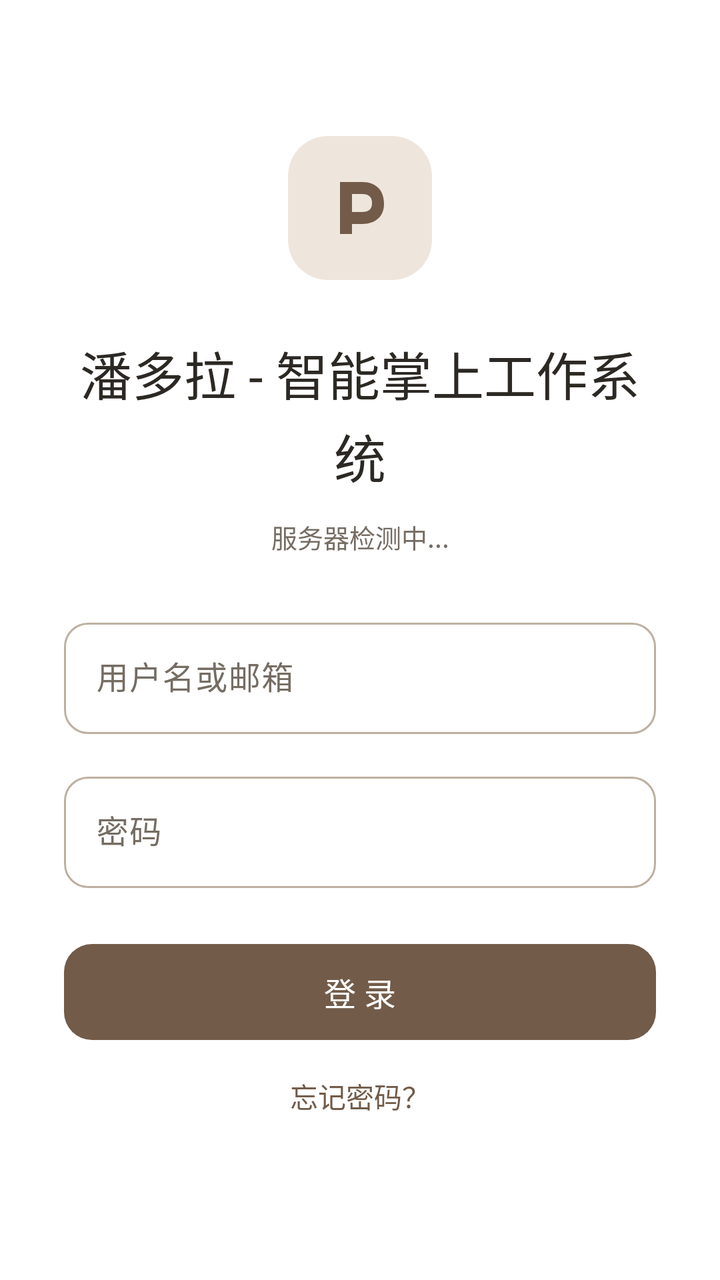
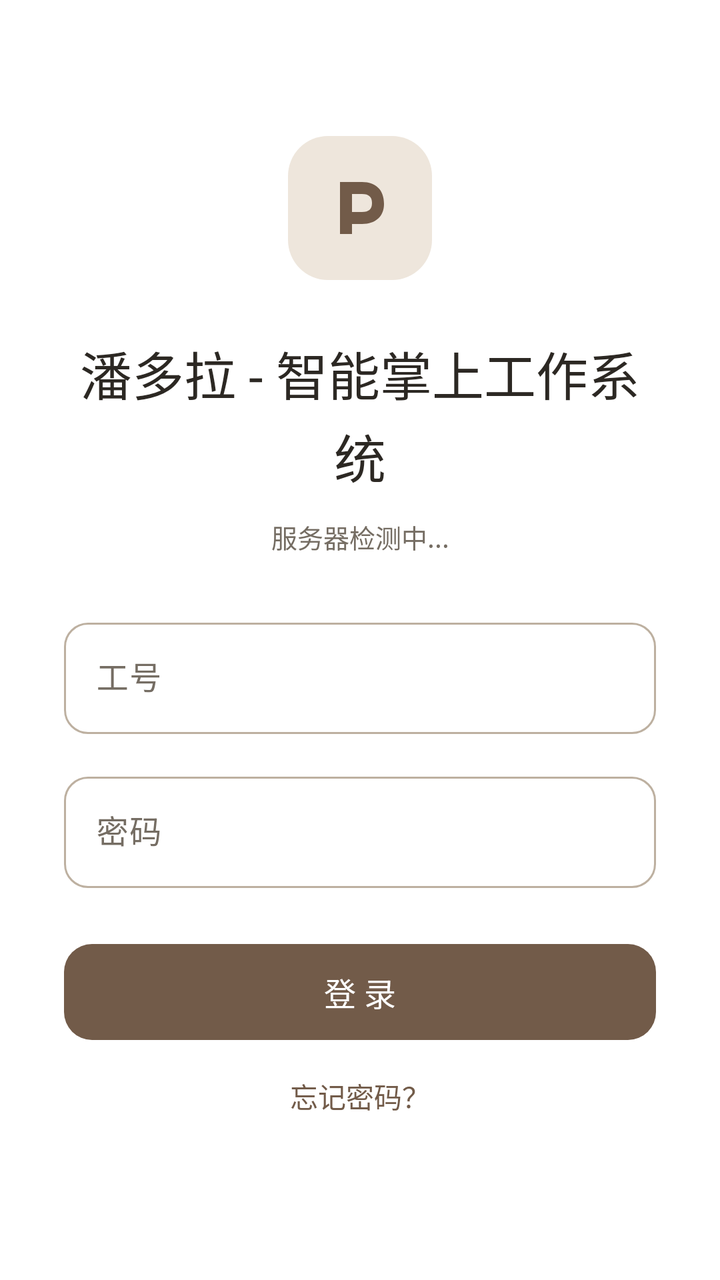

Compare the two renders of this Android layout. The source of the first and the diff that turns it into the second are given below.
<!-- AndroidManifest.xml: application theme Theme.Project_Pandora -->
<!-- res/layout/activity_login.xml -->
<?xml version="1.0" encoding="utf-8"?>
<LinearLayout xmlns:android="http://schemas.android.com/apk/res/android"
    android:layout_width="match_parent"
    android:layout_height="match_parent"
    android:orientation="vertical"
    android:background="@color/color_surface">

    <androidx.core.widget.NestedScrollView
        android:layout_width="match_parent"
        android:layout_height="match_parent"
        android:fillViewport="true"
        android:clipToPadding="false">

        <LinearLayout
            android:layout_width="match_parent"
            android:layout_height="wrap_content"
            android:orientation="vertical"
            android:padding="32dp"
            android:gravity="center">

    <ImageView
        android:layout_width="72dp"
        android:layout_height="72dp"
        android:layout_marginBottom="28dp"
        android:background="@drawable/bg_brand_tile"
        android:padding="12dp"
        android:importantForAccessibility="no"
        android:src="@drawable/ic_pandora_mark" />

    <TextView
        android:layout_width="match_parent"
        android:layout_height="wrap_content"
        android:text="@string/login_title"
        android:textSize="26sp"
        android:fontFamily="sans-serif-medium"
        android:textColor="@color/color_text_primary"
        android:lineSpacingExtra="4dp"
        android:gravity="center"
        android:layout_marginBottom="12dp" />

    <TextView
        android:id="@+id/text_server_status"
        android:layout_width="match_parent"
        android:layout_height="wrap_content"
        android:text="@string/server_checking"
        android:textSize="13sp"
        android:gravity="center"
        android:layout_marginBottom="28dp"
        android:textColor="@color/color_text_secondary" />

    <com.google.android.material.button.MaterialButton
        android:id="@+id/btn_refresh_server"
        android:layout_width="wrap_content"
        android:layout_height="wrap_content"
        android:text="@string/btn_refresh_server"
        android:textSize="13sp"
        android:visibility="gone"
        android:layout_marginBottom="8dp"
        style="@style/Widget.Pandora.Button.Outlined" />

    
    <com.google.android.material.button.MaterialButton
        android:id="@+id/btn_login_server_config"
        android:layout_width="wrap_content"
        android:layout_height="wrap_content"
        android:text="@string/btn_login_server_config"
        android:textSize="13sp"
        android:visibility="gone"
        android:layout_marginBottom="16dp"
        style="@style/Widget.Pandora.Button.Text" />

    <com.google.android.material.textfield.TextInputLayout
        android:layout_width="match_parent"
        android:layout_height="wrap_content"
        android:layout_marginBottom="16dp"
        style="@style/Widget.Pandora.TextInput">

        <com.google.android.material.textfield.TextInputEditText
            android:id="@+id/edit_username"
            android:layout_width="match_parent"
            android:layout_height="wrap_content"
            android:hint="@string/hint_username_or_email"
            android:inputType="text"
            android:textColor="@color/color_text_edit_content" />
    </com.google.android.material.textfield.TextInputLayout>

    <com.google.android.material.textfield.TextInputLayout
        android:layout_width="match_parent"
        android:layout_height="wrap_content"
        android:layout_marginBottom="24dp"
        style="@style/Widget.Pandora.TextInput">

        <com.google.android.material.textfield.TextInputEditText
            android:id="@+id/edit_password"
            android:layout_width="match_parent"
            android:layout_height="wrap_content"
            android:hint="@string/hint_password"
            android:inputType="textPassword"
            android:textColor="@color/color_text_edit_content" />
    </com.google.android.material.textfield.TextInputLayout>

    <com.google.android.material.button.MaterialButton
        android:id="@+id/btn_login"
        android:layout_width="match_parent"
        android:layout_height="wrap_content"
        android:text="@string/btn_login"
        android:minHeight="56dp"
        android:textSize="16sp" />

    <com.google.android.material.button.MaterialButton

        android:id="@+id/btn_forgot_password"
        android:layout_width="match_parent"
        android:layout_height="wrap_content"
        android:text="@string/btn_forgot_password"
        android:textSize="14sp"
        style="@style/Widget.Pandora.Button.Text" />

        </LinearLayout>
    </androidx.core.widget.NestedScrollView>

</LinearLayout>
<!-- resources referenced by this layout -->
<resources>
  <color name="color_surface">#FFFFFF</color>
  <color name="color_text_edit_content">#2C2823</color>
  <color name="color_text_primary">#2C2823</color>
  <color name="color_text_secondary">#756D63</color>
  <!-- drawable bg_brand_tile (drawable) -->
  <shape xmlns:android="http://schemas.android.com/apk/res/android">
      <solid android:color="@color/color_accent_soft" />
      <corners android:radius="20dp" />
  </shape>
  <string name="btn_forgot_password">忘记密码？</string>
  <string name="btn_login">登 录</string>
  <string name="btn_login_server_config">配置服务器地址</string>
  <string name="btn_refresh_server">重新检测服务器</string>
  <string name="hint_password">密码</string>
  <string name="hint_username_or_email">用户名或邮箱</string>
  <string name="login_title">潘多拉 - 智能掌上工作系统</string>
  <string name="server_checking">服务器检测中...</string>
  <style name="Widget.Pandora.Button.Text" parent="Widget.Material3.Button.TextButton">
          <item name="cornerRadius">12dp</item>
          <item name="android:minHeight">48dp</item>
          <item name="android:textAppearance">@style/TextAppearance.Pandora.Label</item>
          <item name="android:textAllCaps">false</item>
      </style>
  <style name="Theme.Project_Pandora" parent="Base.Theme.Project_Pandora" />
  <color name="color_accent_soft">#EEE6DC</color>
  <color name="color_accent">#725B49</color>
  <color name="color_border_strong">#BDB0A0</color>
  <style name="TextAppearance.Pandora.Label" parent="TextAppearance.Material3.LabelLarge">
          <item name="android:fontFamily">sans-serif-medium</item>
          <item name="android:textSize">14sp</item>
          <item name="android:letterSpacing">0</item>
          <item name="android:textAllCaps">false</item>
      </style>
  <color name="color_on_accent">#FFFFFF</color>
  <color name="color_surface_soft">#F3EFE8</color>
  <color name="color_divider">#E9E3DA</color>
  <color name="color_error">#A1473A</color>
  <color name="color_error_surface">#F8EAE5</color>
  <color name="color_bg_page">#F8F6F2</color>
  <style name="TextAppearance.Pandora.Body" parent="TextAppearance.Material3.BodyLarge">
          <item name="android:fontFamily">sans-serif</item>
          <item name="android:textSize">16sp</item>
          <item name="android:textColor">@color/color_text_primary</item>
      </style>
  <style name="TextAppearance.Pandora.BodySmall" parent="TextAppearance.Material3.BodyMedium">
          <item name="android:textSize">14sp</item>
          <item name="android:textColor">@color/color_text_secondary</item>
      </style>
  <style name="TextAppearance.Pandora.Title" parent="TextAppearance.Material3.TitleLarge">
          <item name="android:fontFamily">sans-serif-medium</item>
          <item name="android:textSize">22sp</item>
          <item name="android:textColor">@color/color_text_primary</item>
      </style>
  <style name="Widget.Pandora.LegacyCard" parent="CardView">
          <item name="cardBackgroundColor">@color/color_surface</item>
          <item name="cardCornerRadius">18dp</item>
          <item name="cardElevation">1dp</item>
      </style>
  <style name="Widget.Pandora.Fab" parent="Widget.Material3.FloatingActionButton.Primary">
          <item name="backgroundTint">@color/color_accent</item>
          <item name="tint">@color/color_on_accent</item>
          <item name="elevation">2dp</item>
      </style>
  <style name="TextAppearance.Pandora.Navigation" parent="TextAppearance.Material3.LabelMedium">
          <item name="android:fontFamily">sans-serif-medium</item>
          <item name="android:textSize">12sp</item>
          <item name="android:letterSpacing">0</item>
      </style>
  <style name="Widget.Pandora.NavIndicator" parent="Widget.Material3.BottomNavigationView.ActiveIndicator">
          <item name="android:color">@color/color_accent_soft</item>
      </style>
  <!-- unchanged entries left out for length: 10 -->
</resources>

<!-- the commit's change to res/layout/activity_login.xml (unified diff, before → after) -->
@@ -79,8 +79,11 @@
             android:id="@+id/edit_username"
             android:layout_width="match_parent"
             android:layout_height="wrap_content"
-            android:hint="@string/hint_username_or_email"
-            android:inputType="text"
+            android:hint="@string/hint_employee_number"
+            android:inputType="textNoSuggestions"
+            android:maxLength="64"
+            android:autofillHints="username"
+            android:imeOptions="actionNext"
             android:textColor="@color/color_text_edit_content" />
     </com.google.android.material.textfield.TextInputLayout>
 
<!-- resource entries referenced after the edit -->
@@ -13,8 +13,8 @@
   <string name="btn_login">登 录</string>
   <string name="btn_login_server_config">配置服务器地址</string>
   <string name="btn_refresh_server">重新检测服务器</string>
+  <string name="hint_employee_number">工号</string>
   <string name="hint_password">密码</string>
-  <string name="hint_username_or_email">用户名或邮箱</string>
   <string name="login_title">潘多拉 - 智能掌上工作系统</string>
   <string name="server_checking">服务器检测中...</string>
   <style name="Widget.Pandora.Button.Text" parent="Widget.Material3.Button.TextButton">
